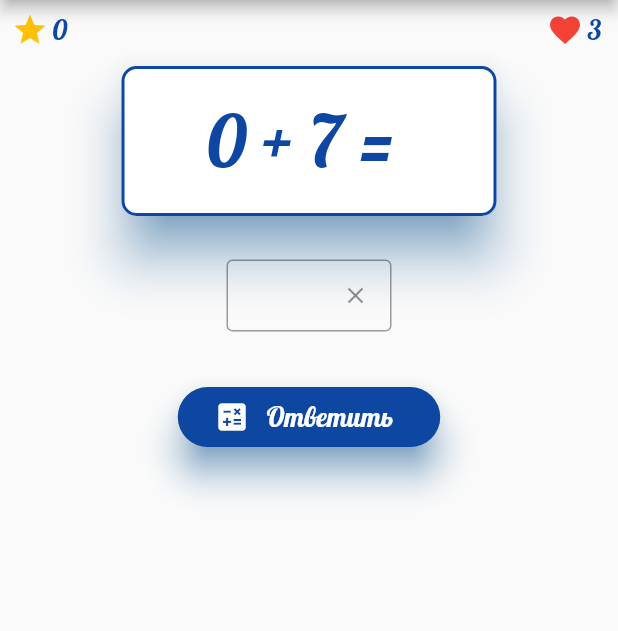
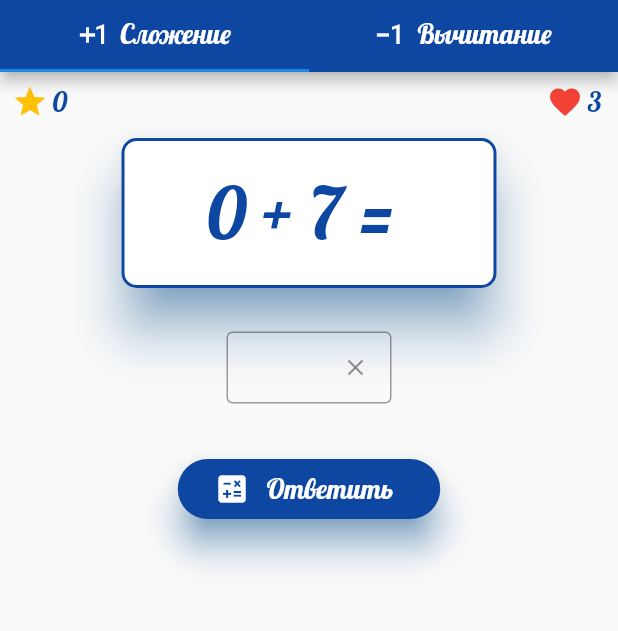
Before and after one commit to Masfark/junior_tasks, a Flutter app: the screen it shows after launch, on a phone screen of 412 x 824 dp, the part 84-715 px from its top. Run offline on Flutter 3.47's test engine with Material 2 defaults, Android fonts, the phone set to English and light mode, and no system bars; our stand-ins replace adaptive_theme, google_fonts.

Commit message:
junior_tasks добавлен TabBar, добавлена вкладка решения задач на вычитание

```diff
--- a/lib/main.dart
+++ b/lib/main.dart
@@ -1,7 +1,7 @@
 import 'package:adaptive_theme/adaptive_theme.dart';
 import 'package:flutter/material.dart';
 import 'package:junior_tasks/assets/theme/theme.dart';
-import 'package:junior_tasks/pages/math_example_page.dart';
+import 'package:junior_tasks/pages/Math/main_math_page.dart';
 
 void main() {
   runApp(MyApp());
@@ -20,7 +20,7 @@ class MyApp extends StatelessWidget {
         darkTheme: dark,
         title: 'Flutter Demo',
         theme: myThemeLight(),
-        home: MathExamplePage(),
+        home: MainMathPage(),
       ),
     );
   }
--- /dev/null
+++ b/lib/pages/Math/main_math_page.dart
@@ -0,0 +1,72 @@
+import 'package:flutter/material.dart';
+import 'package:junior_tasks/pages/Math/minus_math_page.dart';
+import 'package:junior_tasks/pages/Math/plus_math_page.dart';
+import 'package:junior_tasks/utils/constants.dart';
+import 'package:junior_tasks/widgets/text_headline.dart';
+import 'package:junior_tasks/widgets/text_main.dart';
+
+class MainMathPage extends StatefulWidget {
+  @override
+  _MainMathPageState createState() => _MainMathPageState();
+}
+
+class _MainMathPageState extends State<MainMathPage>
+    with TickerProviderStateMixin {
+  TabController _tabController;
+
+  @override
+  void initState() {
+    _tabController = TabController(length: 2, vsync: this);
+    super.initState();
+  }
+
+  @override
+  Widget build(BuildContext context) {
+    return Scaffold(
+        appBar: AppBar(
+          title: HeadlineText('Math Page'),
+          bottom: TabBar(
+            controller: _tabController,
+            tabs: <Widget>[
+              Tab(
+                child: Row(
+                  mainAxisAlignment: MainAxisAlignment.center,
+                  children: [
+                    Icon(
+                      Icons.exposure_plus_1,
+                      color: kWhite,
+                    ),
+                    MainText(
+                      ' Сложение',
+                      color: kWhite,
+                    ),
+                  ],
+                ),
+              ),
+              Tab(
+                child: Row(
+                  mainAxisAlignment: MainAxisAlignment.center,
+                  children: [
+                    Icon(
+                      Icons.exposure_minus_1,
+                      color: kWhite,
+                    ),
+                    MainText(
+                      ' Вычитание',
+                      color: kWhite,
+                    ),
+                  ],
+                ),
+              ),
+            ],
+          ),
+        ),
+        body: TabBarView(
+          controller: _tabController,
+          children: <Widget>[
+            PlusMathPage(),
+            MinusMathPage(),
+          ],
+        ));
+  }
+}
--- a/lib/pages/math_example_page.dart
+++ b/lib/pages/Math/plus_math_page.dart
@@ -2,17 +2,15 @@ import 'package:flutter/material.dart';
 import 'package:junior_tasks/utils/constants.dart';
 import 'package:junior_tasks/utils/math_example.dart';
 import 'package:junior_tasks/widgets/alert_dialog.dart';
-import 'package:junior_tasks/widgets/answer_field.dart';
+import 'package:junior_tasks/widgets/example_card.dart';
 import 'package:junior_tasks/widgets/score_life.dart';
-import 'package:junior_tasks/widgets/text_headline.dart';
-import 'package:junior_tasks/widgets/text_main.dart';
 
-class MathExamplePage extends StatefulWidget {
+class PlusMathPage extends StatefulWidget {
   @override
-  _MathExamplePageState createState() => _MathExamplePageState();
+  _PlusMathPageState createState() => _PlusMathPageState();
 }
 
-class _MathExamplePageState extends State<MathExamplePage> {
+class _PlusMathPageState extends State<PlusMathPage> {
   int value1, value2, trueAnswer, score = 0, life = 3, range = 10, tmp = 0;
   String answer = '';
   bool check = false;
@@ -95,66 +93,23 @@ class _MathExamplePageState extends State<MathExamplePage> {
 
   @override
   Widget build(BuildContext context) {
-    return Scaffold(
-      appBar: AppBar(
-        title: HeadlineText('Math Page'),
-      ),
-      body: SafeArea(
-          child: SizedBox(
+    return SafeArea(
+      child: SizedBox(
         child: Column(
           children: <Widget>[
             ScoreLife(score, life),
-            Column(
-              children: <Widget>[
-                Card(
-                  shadowColor: kSecondaryColor,
-                  shape: RoundedRectangleBorder(
-                    side: BorderSide(color: kPrimaryColor, width: 2.0),
-                    borderRadius: BorderRadius.all(Radius.circular(10.0)),
-                  ),
-                  elevation: 15,
-                  child: Container(
-                    alignment: Alignment.center,
-                    width: 250,
-                    height: 100,
-                    child: Text(
-                      '$value1 + $value2 = $answer',
-                      style: Theme.of(context).textTheme.headline6.copyWith(
-                            color: color,
-                          ),
-                    ),
-                  ),
-                ),
-                SizedBox(
-                  height: 25,
-                ),
-                AnswerField(
-                  controller: _controller,
-                  func: _answerCheck,
-                ),
-                SizedBox(
-                  height: 25.0,
-                ),
-                SizedBox(
-                  width: 175.0,
-                  height: 40.0,
-                  child: ElevatedButton.icon(
-                    onPressed: () {
-                      _answerCheck(_controller.text);
-                    },
-                    label: MainText(
-                      'Ответить',
-                      textSize: 18.0,
-                      color: kWhite,
-                    ),
-                    icon: Icon(Icons.calculate),
-                  ),
-                ),
-              ],
+            ExampleCard(
+              value1: value1,
+              value2: value2,
+              answer: answer,
+              color: color,
+              controller: _controller,
+              answerCheck: _answerCheck,
+              symbol: '+',
             )
           ],
         ),
-      )),
+      ),
     );
   }
 }
--- /dev/null
+++ b/lib/widgets/example_card.dart
@@ -0,0 +1,77 @@
+import 'package:flutter/material.dart';
+import 'package:junior_tasks/utils/constants.dart';
+import 'package:junior_tasks/widgets/answer_field.dart';
+import 'package:junior_tasks/widgets/text_main.dart';
+
+class ExampleCard extends StatelessWidget {
+  const ExampleCard({
+    Key key,
+    @required this.value1,
+    @required this.value2,
+    @required this.answer,
+    @required this.color,
+    @required TextEditingController controller,
+    @required this.answerCheck,
+    @required this.symbol,
+  })  : _controller = controller,
+        super(key: key);
+
+  final int value1;
+  final int value2;
+  final String answer, symbol;
+  final Color color;
+  final TextEditingController _controller;
+  final Function answerCheck;
+
+  @override
+  Widget build(BuildContext context) {
+    return Column(
+      children: <Widget>[
+        Card(
+          shadowColor: kSecondaryColor,
+          shape: RoundedRectangleBorder(
+            side: BorderSide(color: kPrimaryColor, width: 2.0),
+            borderRadius: BorderRadius.all(Radius.circular(10.0)),
+          ),
+          elevation: 15,
+          child: Container(
+            alignment: Alignment.center,
+            width: 250,
+            height: 100,
+            child: Text(
+              '$value1 ' + symbol + ' $value2 = $answer',
+              style: Theme.of(context).textTheme.headline6.copyWith(
+                    color: color,
+                  ),
+            ),
+          ),
+        ),
+        SizedBox(
+          height: 25,
+        ),
+        AnswerField(
+          controller: _controller,
+          func: answerCheck,
+        ),
+        SizedBox(
+          height: 25.0,
+        ),
+        SizedBox(
+          width: 175.0,
+          height: 40.0,
+          child: ElevatedButton.icon(
+            onPressed: () {
+              answerCheck(_controller.text);
+            },
+            label: MainText(
+              'Ответить',
+              textSize: 18.0,
+              color: kWhite,
+            ),
+            icon: Icon(Icons.calculate),
+          ),
+        ),
+      ],
+    );
+  }
+}
```
Also changed, not shown: lib/pages/Math/minus_math_page.dart (added, +115 -0 lines).
